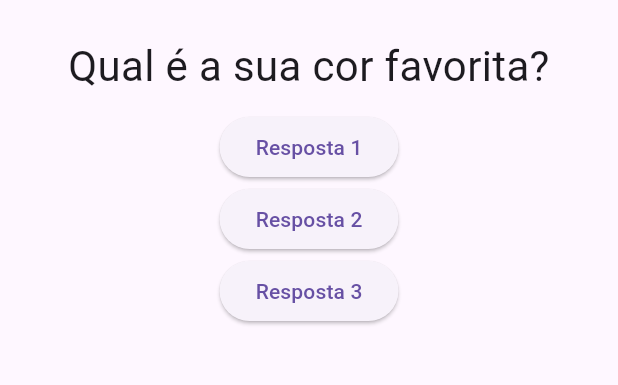
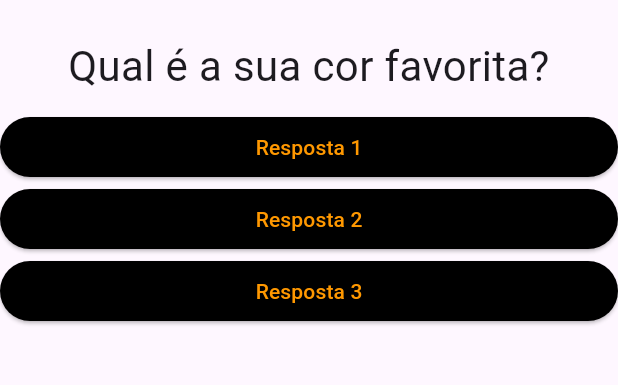
Before and after one commit to DoseDjalmadaDunhaJunior/Flutter-Perguntas, a Flutter app: the screen it shows after launch, on a phone screen of 412 x 824 dp, the part 63-448 px from its top. Run offline on Flutter 3.47's test engine with Material 3 defaults, Android fonts, the phone set to English and light mode, and no system bars.

Commit message:
agora tem mais funções separadas

```diff
--- a/lib/main.dart
+++ b/lib/main.dart
@@ -1,5 +1,6 @@
 import 'package:flutter/material.dart';
 import './questao.dart';
+import './resposta.dart';
 
 void main() => runApp(const PerguntaApp());
 
@@ -12,8 +13,6 @@
           ? _perguntaSelecionada = 0
           : _perguntaSelecionada++;
     });
-
-    print(_perguntaSelecionada);
   }
 
   @override
@@ -31,18 +30,9 @@
         body: Column(
           children: [
             Questao(perguntas[_perguntaSelecionada]),
-            ElevatedButton(
-              onPressed: _responder,
-              child: const Text('Resposta 1'),
-            ),
-            ElevatedButton(
-              onPressed: _responder,
-              child: const Text('Resposta 2'),
-            ),
-            ElevatedButton(
-              onPressed: _responder,
-              child: const Text('Resposta 3'),
-            ),
+            Resposta('Resposta 1', _responder),
+            Resposta('Resposta 2', _responder),
+            Resposta('Resposta 3', _responder),
           ],
         ),
       ),
--- a/lib/questao.dart
+++ b/lib/questao.dart
@@ -1,18 +1,18 @@
 import 'package:flutter/material.dart';
 
 class Questao extends StatelessWidget {
-  final String txt;
+  final String texto;
 
-  Questao(this.txt);
+  const Questao(this.texto, {super.key});
 
   @override
   Widget build(BuildContext context) {
     return Container(
       width: double.infinity,
-      margin: EdgeInsets.all(10),
+      margin: const EdgeInsets.all(10),
       child: Text(
-        txt,
-        style: TextStyle(fontSize: 28),
+        texto,
+        style: const TextStyle(fontSize: 28),
         textAlign: TextAlign.center,
       ),
     );
--- /dev/null
+++ b/lib/resposta.dart
@@ -0,0 +1,23 @@
+import 'package:flutter/material.dart';
+
+class Resposta extends StatelessWidget {
+  final String texto;
+  final void Function() quandoSelecionado;
+
+  const Resposta(this.texto, this.quandoSelecionado, {super.key});
+
+  @override
+  Widget build(BuildContext context) {
+    return SizedBox(
+      width: double.infinity,
+      child: ElevatedButton(
+        style: ElevatedButton.styleFrom(
+          backgroundColor: Colors.black,
+          foregroundColor: Colors.orange,
+        ),
+        onPressed: quandoSelecionado,
+        child: Text(texto),
+      ),
+    );
+  }
+}
```
